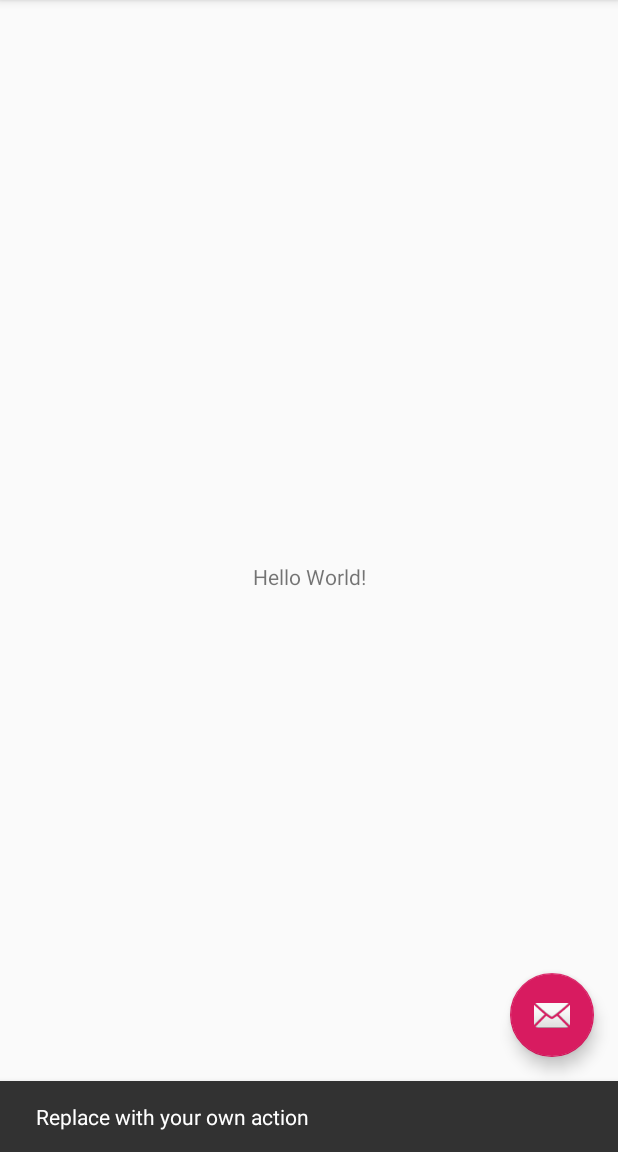
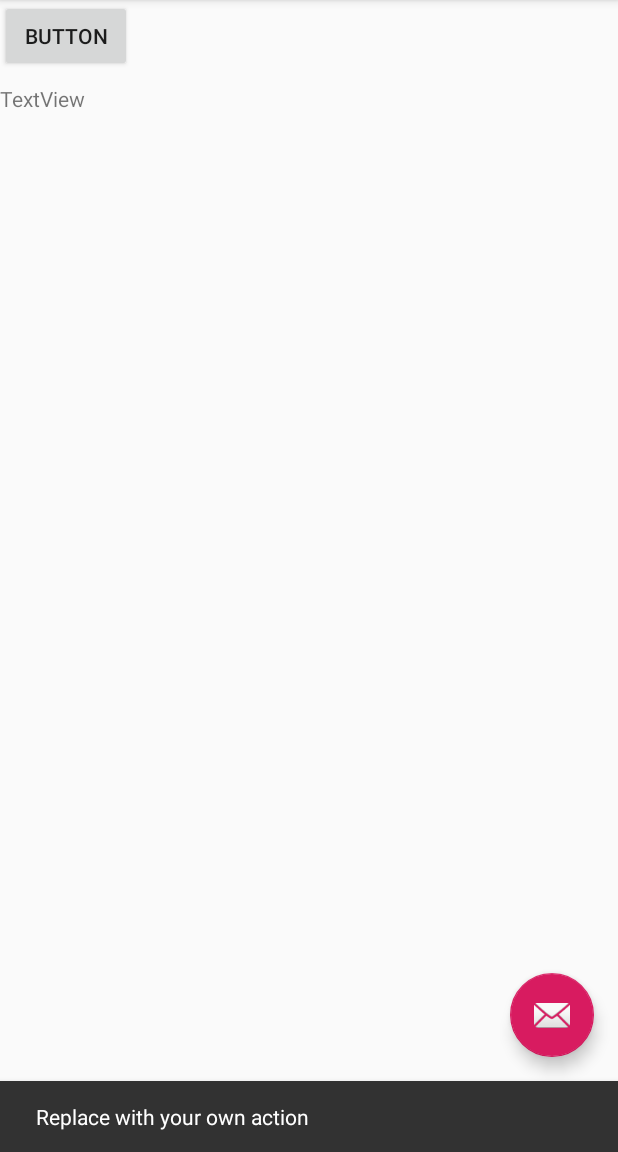
Before and after one commit to HsOjo/AppUpdateTest, an Android app: the screen it shows after launch (MainActivity), after a tap on an icon or button, on a phone screen of 412 x 824 dp, the part 84-1236 px from its top. Run offline under Robolectric (Android 15) with nearby library versions, the phone set to English and light mode, and no system bars.

Commit message:
get data.

```diff
--- a/app/src/main/java/com/hsojo/appupdatetest/MainActivity.java
+++ b/app/src/main/java/com/hsojo/appupdatetest/MainActivity.java
@@ -1,15 +1,32 @@
 package com.hsojo.appupdatetest;
 
 import android.os.Bundle;
+
 import com.google.android.material.floatingactionbutton.FloatingActionButton;
 import com.google.android.material.snackbar.Snackbar;
+
 import androidx.appcompat.app.AppCompatActivity;
 import androidx.appcompat.widget.Toolbar;
+
+import android.util.Log;
 import android.view.View;
 import android.view.Menu;
 import android.view.MenuItem;
+import android.widget.Button;
+import android.widget.TextView;
+
+import com.hsojo.appupdatetest.service.GitHubService;
+
+import java.io.IOException;
+import java.util.List;
+
+import retrofit2.Call;
+import retrofit2.Callback;
+import retrofit2.Response;
+import retrofit2.Retrofit;
 
 public class MainActivity extends AppCompatActivity {
+    TextView tv_content;
 
     @Override
     protected void onCreate(Bundle savedInstanceState) {
@@ -18,7 +35,7 @@ public class MainActivity extends AppCompatActivity {
         Toolbar toolbar = findViewById(R.id.toolbar);
         setSupportActionBar(toolbar);
 
-       FloatingActionButton fab = findViewById(R.id.fab);
+        FloatingActionButton fab = findViewById(R.id.fab);
         fab.setOnClickListener(new View.OnClickListener() {
             @Override
             public void onClick(View view) {
@@ -26,6 +43,41 @@ public class MainActivity extends AppCompatActivity {
                         .setAction("Action", null).show();
             }
         });
+
+        this.tv_content = findViewById(R.id.tv_content);
+        Button b_test = findViewById(R.id.b_test);
+        b_test.setOnClickListener(new View.OnClickListener() {
+            @Override
+            public void onClick(View view) {
+                callbackButtonTest();
+            }
+        });
+    }
+
+    public void callbackButtonTest() {
+        try {
+            GitHubService.GitHub github = GitHubService.generate();
+            Call<List<GitHubService.Release>> call = github.releases("HsOjo", "SleeperX");
+            call.enqueue(new Callback<List<GitHubService.Release>>() {
+                @Override
+                public void onResponse(Call<List<GitHubService.Release>> call, Response<List<GitHubService.Release>> response) {
+                    assert response.body() != null;
+                    for (GitHubService.Release r :
+                            response.body()) {
+                        String r_str = String.format("%s\n%s\n%s\n\n", r.name, r.tag_name, r.body);
+                        tv_content.append(r_str);
+                    }
+
+                }
+
+                @Override
+                public void onFailure(Call<List<GitHubService.Release>> call, Throwable t) {
+
+                }
+            });
+        } catch (Exception e) {
+            e.printStackTrace();
+        }
     }
 
     @Override
--- a/app/src/main/res/layout/content_main.xml
+++ b/app/src/main/res/layout/content_main.xml
@@ -1,21 +1,33 @@
 <?xml version="1.0" encoding="utf-8"?>
-<androidx.constraintlayout.widget.ConstraintLayout
-    xmlns:android="http://schemas.android.com/apk/res/android"
+<androidx.constraintlayout.widget.ConstraintLayout xmlns:android="http://schemas.android.com/apk/res/android"
+    xmlns:app="http://schemas.android.com/apk/res-auto"
     xmlns:tools="http://schemas.android.com/tools"
-    xmlns:app="http://schemas.android.com/apk/res-auto"
     android:layout_width="match_parent"
     android:layout_height="match_parent"
     app:layout_behavior="@string/appbar_scrolling_view_behavior"
-    tools:showIn="@layout/activity_main"
-    tools:context=".MainActivity">
+    tools:context=".MainActivity"
+    tools:layout_editor_absoluteY="56dp"
+    tools:showIn="@layout/activity_main">
 
-    <TextView
+    <Button
+        android:id="@+id/b_test"
         android:layout_width="wrap_content"
         android:layout_height="wrap_content"
-        android:text="Hello World!"
-        app:layout_constraintBottom_toBottomOf="parent"
-        app:layout_constraintLeft_toLeftOf="parent"
-        app:layout_constraintRight_toRightOf="parent"
-        app:layout_constraintTop_toTopOf="parent" />
+        android:text="Button"
+        tools:layout_editor_absoluteX="16dp" />
+
+    <ScrollView
+        android:layout_width="374dp"
+        android:layout_height="541dp"
+        android:layout_marginTop="8dp"
+        app:layout_constraintTop_toBottomOf="@+id/b_test"
+        tools:layout_editor_absoluteX="16dp">
+
+        <TextView
+            android:id="@+id/tv_content"
+            android:layout_width="match_parent"
+            android:layout_height="wrap_content"
+            android:text="TextView" />
+    </ScrollView>
 
 </androidx.constraintlayout.widget.ConstraintLayout>
```
Also changed, not shown: app/build.gradle (+11 -0 lines), app/src/main/AndroidManifest.xml (+7 -3 lines), app/src/main/java/com/hsojo/appupdatetest/service/GitHubService.java (added, +55 -0 lines).
